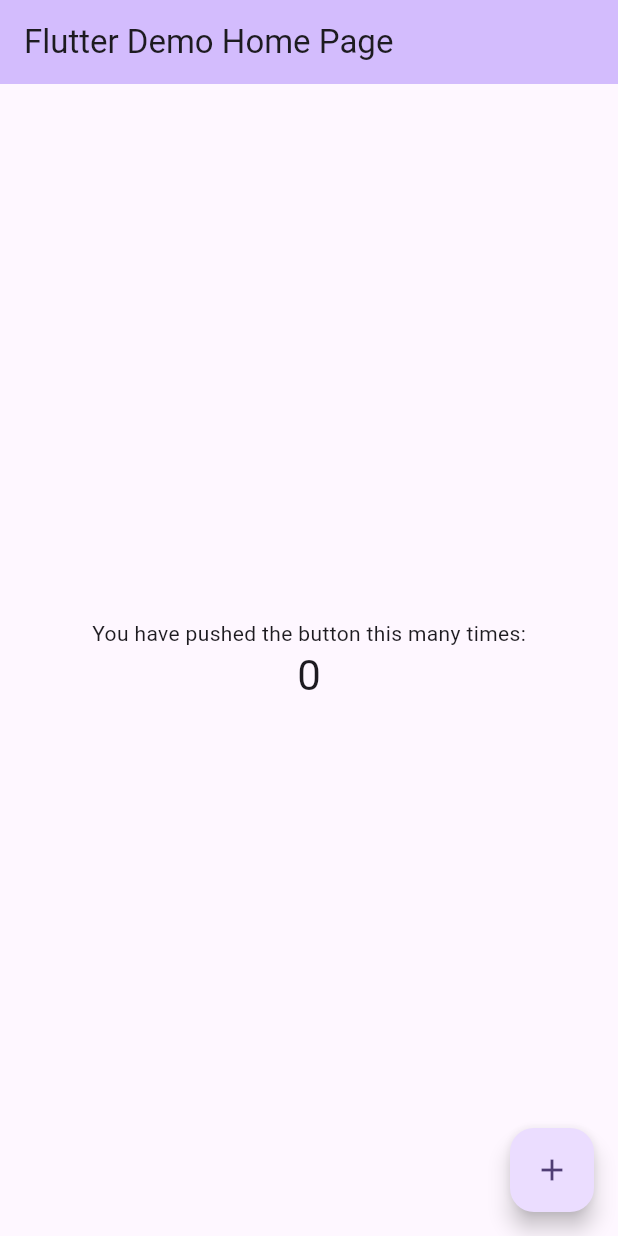
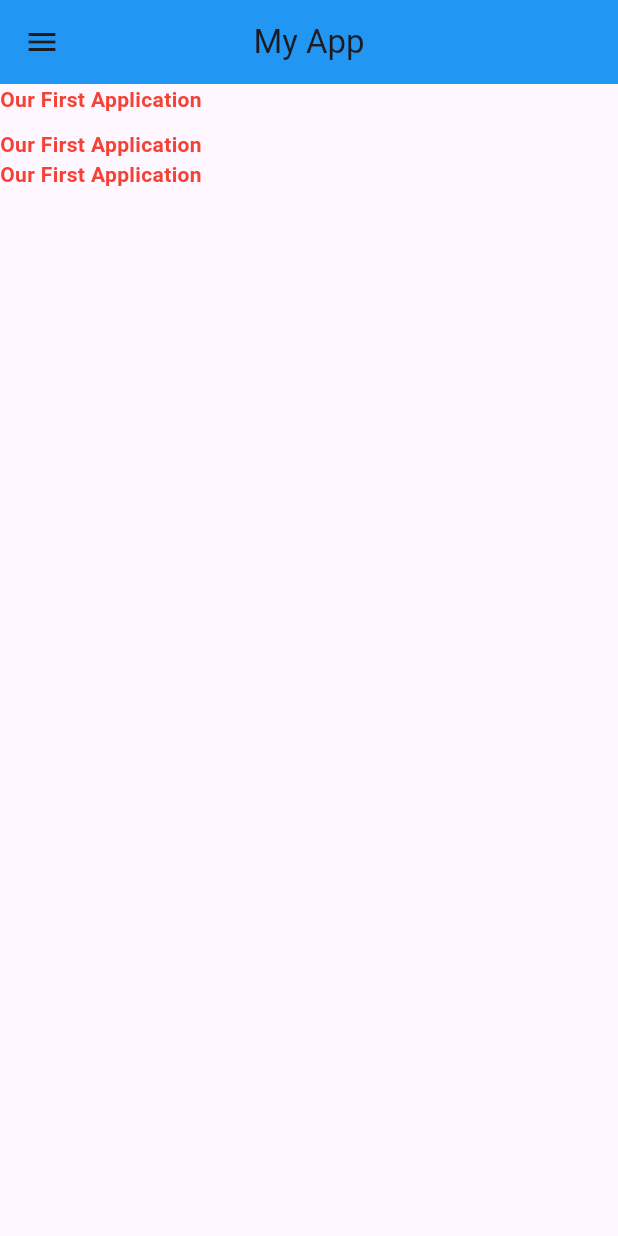
Before and after one commit to joshuawallace25/Law2Study, a Flutter app: the screen it shows after launch, on a phone screen of 412 x 824 dp. Run offline on Flutter 3.47's test engine with Material 3 defaults, Android fonts, the light colour scheme and no system bars.

Commit message:
basic widegt

```diff
--- a/praticeapk/lib/main.dart
+++ b/praticeapk/lib/main.dart
@@ -1,4 +1,5 @@
 import 'package:flutter/material.dart';
+import 'package:praticeapk/view/home_view.dart';
 
 void main() {
   runApp(const MyApp());
@@ -11,115 +12,9 @@
   @override
   Widget build(BuildContext context) {
     return MaterialApp(
-      title: 'Flutter Demo',
-      theme: ThemeData(
-        // This is the theme of your application.
-        //
-        // TRY THIS: Try running your application with "flutter run". You'll see
-        // the application has a purple toolbar. Then, without quitting the app,
-        // try changing the seedColor in the colorScheme below to Colors.green
-        // and then invoke "hot reload" (save your changes or press the "hot
-        // reload" button in a Flutter-supported IDE, or press "r" if you used
-        // the command line to start the app).
-        //
-        // Notice that the counter didn't reset back to zero; the application
-        // state is not lost during the reload. To reset the state, use hot
-        // restart instead.
-        //
-        // This works for code too, not just values: Most code changes can be
-        // tested with just a hot reload.
-        colorScheme: ColorScheme.fromSeed(seedColor: Colors.deepPurple),
-        useMaterial3: true,
-      ),
-      home: const MyHomePage(title: 'Flutter Demo Home Page'),
+      title: 'Test App',
+
+      home: const HomePage(),
     );
   }
 }
-
-class MyHomePage extends StatefulWidget {
-  const MyHomePage({super.key, required this.title});
-
-  // This widget is the home page of your application. It is stateful, meaning
-  // that it has a State object (defined below) that contains fields that affect
-  // how it looks.
-
-  // This class is the configuration for the state. It holds the values (in this
-  // case the title) provided by the parent (in this case the App widget) and
-  // used by the build method of the State. Fields in a Widget subclass are
-  // always marked "final".
-
-  final String title;
-
-  @override
-  State<MyHomePage> createState() => _MyHomePageState();
-}
-
-class _MyHomePageState extends State<MyHomePage> {
-  int _counter = 0;
-
-  void _incrementCounter() {
-    setState(() {
-      // This call to setState tells the Flutter framework that something has
-      // changed in this State, which causes it to rerun the build method below
-      // so that the display can reflect the updated values. If we changed
-      // _counter without calling setState(), then the build method would not be
-      // called again, and so nothing would appear to happen.
-      _counter++;
-    });
-  }
-
-  @override
-  Widget build(BuildContext context) {
-    // This method is rerun every time setState is called, for instance as done
-    // by the _incrementCounter method above.
-    //
-    // The Flutter framework has been optimized to make rerunning build methods
-    // fast, so that you can just rebuild anything that needs updating rather
-    // than having to individually change instances of widgets.
-    return Scaffold(
-      appBar: AppBar(
-        // TRY THIS: Try changing the color here to a specific color (to
-        // Colors.amber, perhaps?) and trigger a hot reload to see the AppBar
-        // change color while the other colors stay the same.
-        backgroundColor: Theme.of(context).colorScheme.inversePrimary,
-        // Here we take the value from the MyHomePage object that was created by
-        // the App.build method, and use it to set our appbar title.
-        title: Text(widget.title),
-      ),
-      body: Center(
-        // Center is a layout widget. It takes a single child and positions it
-        // in the middle of the parent.
-        child: Column(
-          // Column is also a layout widget. It takes a list of children and
-          // arranges them vertically. By default, it sizes itself to fit its
-          // children horizontally, and tries to be as tall as its parent.
-          //
-          // Column has various properties to control how it sizes itself and
-          // how it positions its children. Here we use mainAxisAlignment to
-          // center the children vertically; the main axis here is the vertical
-          // axis because Columns are vertical (the cross axis would be
-          // horizontal).
-          //
-          // TRY THIS: Invoke "debug painting" (choose the "Toggle Debug Paint"
-          // action in the IDE, or press "p" in the console), to see the
-          // wireframe for each widget.
-          mainAxisAlignment: MainAxisAlignment.center,
-          children: <Widget>[
-            const Text(
-              'You have pushed the button this many times:',
-            ),
-            Text(
-              '$_counter',
-              style: Theme.of(context).textTheme.headlineMedium,
-            ),
-          ],
-        ),
-      ),
-      floatingActionButton: FloatingActionButton(
-        onPressed: _incrementCounter,
-        tooltip: 'Increment',
-        child: const Icon(Icons.add),
-      ), // This trailing comma makes auto-formatting nicer for build methods.
-    );
-  }
-}
--- /dev/null
+++ b/praticeapk/lib/view/home_view.dart
@@ -0,0 +1,107 @@
+import 'package:flutter/material.dart';
+
+class HomePage extends StatelessWidget {
+  const HomePage({super.key});
+
+  @override
+  Widget build(BuildContext context) {
+    return Scaffold(
+      appBar: AppBar(
+        title: const Text("My App",),
+        backgroundColor: Colors.blue,
+        centerTitle: true,
+      ),
+      drawer: Drawer(
+        child: ListView(
+         // padding: EdgeInsets.zero,
+          children:[
+            const DrawerHeader(
+              decoration: BoxDecoration(
+                color: Colors.blue,
+              ),
+              child:  Column(children: [
+                Text(
+                'John Brown',
+                style: TextStyle(
+                  color: Colors.white,
+                  fontSize: 24,
+                ),
+              ),
+              Text(
+                'John Brown',
+                style: TextStyle(
+                  color: Colors.white,
+                  fontSize: 24,
+                ),
+              ),
+              ],)
+            ),
+            ListTile(
+              leading: const Icon(Icons.home),
+              title: const Text('Home'),
+              onTap: () {
+                // Handle home tap
+                Navigator.pop(context); // Close the drawer
+              },
+            ),
+            ListTile(
+              leading: const Icon(Icons.account_circle),
+              title: const Text('Profile'),
+              onTap: () {
+                // Handle profile tap
+                Navigator.pop(context); // Close the drawer
+              },
+            ),
+            ListTile(
+              leading: const Icon(Icons.settings),
+              title: const Text('Settings'),
+              onTap: () {
+                // Handle settings tap
+                Navigator.pop(context); // Close the drawer
+              },
+            ),
+            ListTile(
+              leading: const Icon(Icons.logout),
+              title: const Text('Logout'),
+              onTap: () {
+                // Handle logout tap
+                Navigator.pop(context); // Close the drawer
+              },
+            ),
+          ],
+        ),
+      ),
+      body: const Column(
+        children: [
+          Text(
+        "Our First Application",
+        style: TextStyle(
+          color: Colors.red,
+          // fontSize: ,
+           fontWeight: FontWeight.bold,
+
+        ),),
+
+        SizedBox(height: 10,),
+           Text(
+        "Our First Application",
+        style: TextStyle(
+          color: Colors.red,
+          // fontSize: ,
+           fontWeight: FontWeight.bold,
+
+        ),),
+           Text(
+        "Our First Application",
+        style: TextStyle(
+          color: Colors.red,
+          // fontSize: ,
+           fontWeight: FontWeight.bold,
+
+        ),)
+        ],
+
+      )
+    );
+  }
+}
```
